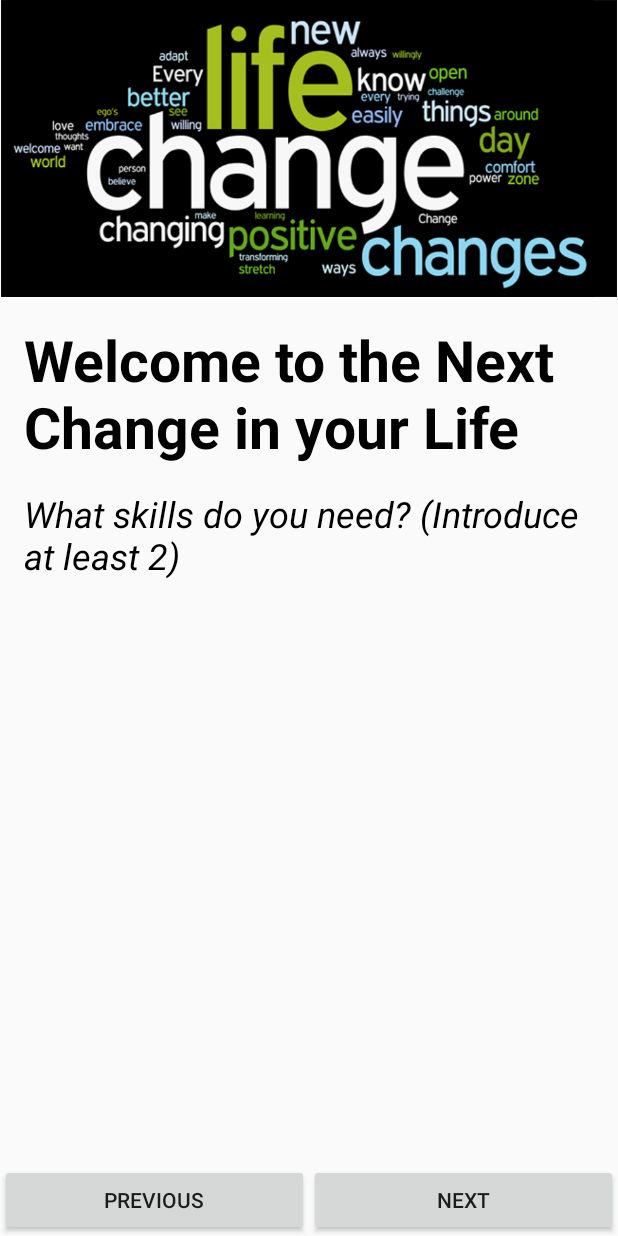
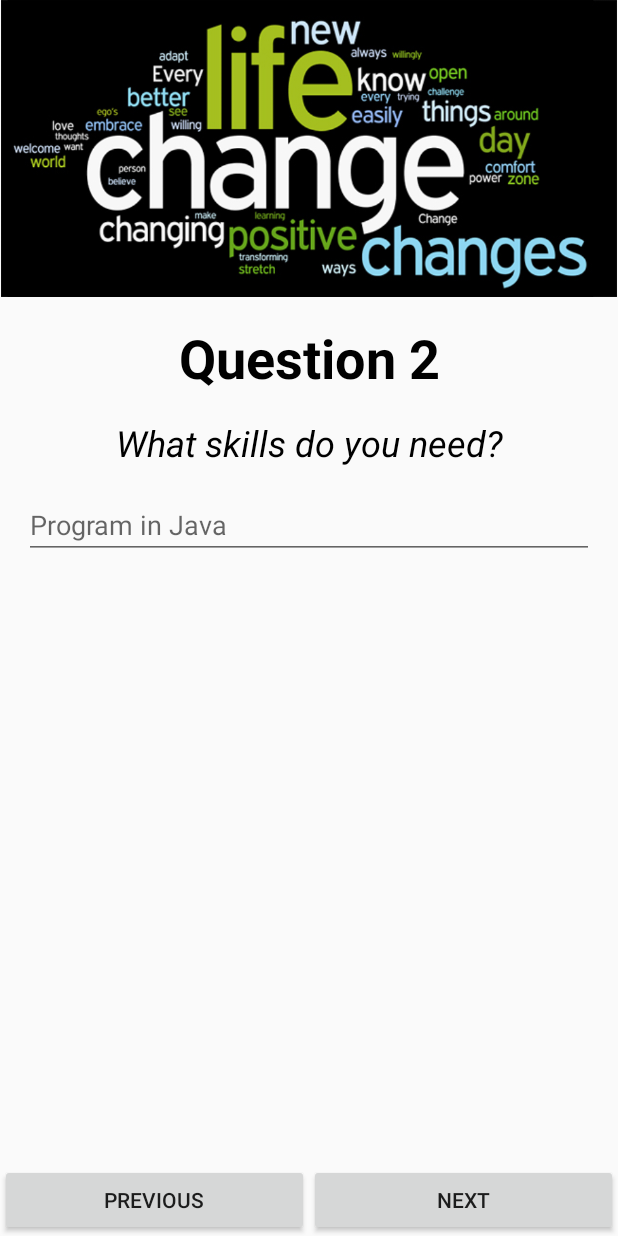
Before and after one commit to VIcuko/MakeAChangeQuizzApp, an Android app: the screen it shows after launch (MainActivity), after a tap on "NEXT", on a phone screen of 412 x 824 dp. Run offline under Robolectric (Android 15) with nearby library versions, the phone set to English and light mode, and no system bars; 2 other taps on this screen came first.

Commit message:
Create methods to update visibility of elements on screen

```diff
--- a/app/src/main/java/com/example/android/makeachangequizzapp/MainActivity.java
+++ b/app/src/main/java/com/example/android/makeachangequizzapp/MainActivity.java
@@ -9,25 +9,28 @@ import android.widget.Toast;
 public class MainActivity extends AppCompatActivity {
 
     int currentQuestion = 0;
+    int previousQuestion = 0;
+
     String initialQuestionNumberText = "Welcome to the Next Change in your Life";
 
-    String[] questionText = {"Ready to make a change?", "What do you want to change in your life?",
-            "What skills do you need? (Introduce at least 2)", "How much time a week are you willing to dedicate?",
+    String[] questionText = {"Ready to make a change?\\n(Press \"Start\" to begin)", "What do you want to change in your life?",
+            "What skills do you need?", "How much time a week are you willing to dedicate?",
             "What days of the week?", "At what hour?", "How will you know when you're ready?",
-            "By what date do you think you'll be ready if you dedicate this time?"};
+            "By what date do you think you'll be ready if you dedicate this time?", "Click on \"Add to Calendar\" to add a reminder" +
+            "to achieve your objective!"};
+
 
     String[] questionAnswers;
 
-    TextView questionNumber;
+    TextView questionNumberView;
     TextView questionTextView;
+
 
     protected void onCreate(Bundle savedInstanceState) {
         super.onCreate(savedInstanceState);
         setContentView(R.layout.activity_main);
-        questionNumber = (TextView) findViewById(R.id.question_number);
+        questionNumberView = (TextView) findViewById(R.id.question_number);
         questionTextView = (TextView) findViewById(R.id.question_text);
-        displayQuestionNumberText();
-        displayQuestion(questionText[0]);
     }
 
 
@@ -38,13 +41,13 @@ public class MainActivity extends AppCompatActivity {
      */
 
     public void nextQuestion(View view) {
-        if (currentQuestion >= questionTextView.length() - 1) {
-            finishQuiz(questionAnswers);
+        if (currentQuestion >= questionText.length - 1) {
+            Toast.makeText(this, "Sorry, there are no more questions available", Toast.LENGTH_SHORT).show();
             return;
-        } else {
-            currentQuestion += 1;
-            displayQuestion(questionText[currentQuestion + 1]);
         }
+        currentQuestion += 1;
+        updateScreen();
+        previousQuestion += 1;
     };
 
     /**
@@ -59,23 +62,89 @@ public class MainActivity extends AppCompatActivity {
             return;
         }
         currentQuestion -= 1;
-        displayQuestion(questionText[currentQuestion - 1]);
+        updateScreen();
+        previousQuestion -= 1;
     };
 
-    public void displayQuestionNumberText() {
-        String questionNumberText;
-        if (currentQuestion == 0) {
-            questionNumberText = initialQuestionNumberText;
-        } else {
+    public void updateScreen(){
+        //Get the next question number to be displayed and display it
+        String nextQuestionNumberText = getQuestionNumberText();
+        displayText (questionNumberView, nextQuestionNumberText);
+
+        //Get the next question to be displayed and display it
+        String nextQuestionText = getQuestion();
+        displayText(questionTextView, nextQuestionText);
+
+        //Get the content of the previous question and hide it
+        if (previousQuestion != 0){
+        String previousAnswerContent = getAnswerContent(previousQuestion);
+        int previousAnswerId = getResources().getIdentifier(previousAnswerContent, "id", this.getPackageName());
+        hideContent (findViewById(previousAnswerId));
+        }
+
+        //Get the content to be shown to the user to answer the question and display it
+        String nextAnswerContent = getAnswerContent(currentQuestion);
+        int answerId = getResources().getIdentifier(nextAnswerContent, "id", this.getPackageName());
+        displayContent (findViewById(answerId));
+
+        //Get which buttons should be displayed at the bottom of the screen see if they are the same ones as before
+        // and display new ones if necessary
+        String nextButtonContent = getButtons(currentQuestion);
+        String previousButtonContent = getButtons(previousQuestion);
+        if (nextButtonContent != previousButtonContent){
+            int previousButtonId = getResources().getIdentifier(previousButtonContent, "id", this.getPackageName());
+            hideContent (findViewById(previousButtonId));
+            int buttonId = getResources().getIdentifier(nextButtonContent, "id", this.getPackageName());
+            displayContent (findViewById(buttonId));
+        }
+    }
+
+    public String getQuestionNumberText() {
+        String questionNumberText= initialQuestionNumberText;
+
+        if (currentQuestion == questionText.length-1){
+            questionNumberText = "Congratulations!";
+        }
+        else if (currentQuestion != 0) {
             questionNumberText = "Question " + currentQuestion;
         }
-        questionNumber.setText(questionNumberText);
+        return questionNumberText;
     };
 
+    public String getQuestion(){
+        return questionText[currentQuestion];
+    };
 
-    public void displayQuestion(String question) {
-        questionTextView.setText(question);
+    public void displayText(TextView textview, String text) {
+        textview.setText(text);
     }
+
+    public String getAnswerContent(int question){
+        String answerId = "answer_"+question;
+        return answerId;
+    }
+
+    public void displayContent(View answerContent){
+        answerContent.setVisibility(View.VISIBLE);
+        };
+
+    public void hideContent(View answerContent){
+        answerContent.setVisibility(View.GONE);
+    };
+
+    public String getButtons(int question){
+        String buttonId;
+        if (question == 0){
+            buttonId = "buttons_section_start";
+        }
+        else if(question >= questionText.length){
+            buttonId = "buttons_section_add_to_calendar";
+        }
+        else{
+            buttonId = "buttons_section_process";
+        }
+        return buttonId;
+    };
 
     public void finishQuiz(String[] questionAnswers) {
 
--- a/app/src/main/res/layout/activity_main.xml
+++ b/app/src/main/res/layout/activity_main.xml
@@ -38,8 +38,9 @@
                     android:id="@+id/question_number"
                     android:layout_width="match_parent"
                     android:layout_height="wrap_content"
-                    android:textSize="38sp"
-                    android:text="Question 1"
+                    android:textSize="36sp"
+                    android:textAlignment="center"
+                    android:text="Welcome to the Next Change in your Life"
                     android:textStyle="bold"
                     android:textColor="@android:color/black"/>
 
@@ -48,7 +49,8 @@
                     android:layout_width="match_parent"
                     android:layout_height="wrap_content"
                     android:layout_marginTop="@dimen/standard_vertical_margin"
-                    android:text="What do you want to change in your life?"
+                    android:text="Ready to make a change?\n(Press Start to begin)"
+                    android:textAlignment="center"
                     android:textSize="24sp"
                     android:textStyle="italic"
                     android:textColor="@android:color/black"/>
@@ -61,69 +63,71 @@
                     android:layout_marginTop="@dimen/standard_vertical_margin"
                     android:layout_marginBottom="@dimen/standard_vertical_margin">
 
+                    <LinearLayout
+                        android:id="@+id/answer_1"
+                        android:layout_width="match_parent"
+                        android:layout_height="wrap_content"
+                        android:orientation="vertical"
+                        android:visibility="gone">
+
                     <EditText
-                        android:id="@+id/question_1"
+                        android:id="@+id/answer_1_text"
                         android:layout_width="match_parent"
                         android:layout_height="wrap_content"
                         android:hint="I want to learn programming in Java"
-                        android:inputType="textMultiLine"
-                        android:visibility="gone"/>
+                        android:inputType="textMultiLine" />
+
+                    </LinearLayout>
 
                     <LinearLayout
-                        android:id="@+id/question_2"
+                        android:id="@+id/answer_2"
                         android:layout_width="match_parent"
                         android:layout_height="wrap_content"
                         android:orientation="vertical"
                         android:visibility="gone">
 
                         <EditText
-                            android:id="@+id/skill1"
+                            android:id="@+id/answer_2_text"
                             android:layout_width="match_parent"
                             android:layout_height="wrap_content"
                             android:hint="Program in Java"
                             android:inputType="text" />
 
-                        <EditText
-                            android:id="@+id/skill2"
-                            android:layout_width="match_parent"
-                            android:layout_height="wrap_content"
-                            android:hint="Done a couple of projects"
-                            android:inputType="text" />
                     </LinearLayout>
 
                     <RadioGroup
-                        android:id="@+id/question_3"
+                        android:id="@+id/answer_3"
                         android:layout_width="match_parent"
                         android:layout_height="wrap_content"
-                        android:checkedButton="@id/r2"
+                        android:checkedButton="@+id/r2"
                         android:visibility="gone">
 
                         <RadioButton
-                            android:id="@+id/r2"
+                            android:id="@+id/hours2"
                             android:layout_width="wrap_content"
                             android:layout_height="wrap_content"
                             android:text="@string/hours_option1" />
 
                         <RadioButton
-                            android:id="@+id/r4"
+                            android:id="@+id/hours4"
                             android:layout_width="wrap_content"
                             android:layout_height="wrap_content"
                             android:text="@string/hours_option2"/>
 
                         <RadioButton
-                            android:id="@+id/r6"
+                            android:id="@+id/hours6"
                             android:layout_width="wrap_content"
                             android:layout_height="wrap_content"
                             android:text="@string/hours_option3"/>
 
                         <RadioButton
-                            android:id="@+id/r8"
+                            android:id="@+id/hours8"
                             android:layout_width="wrap_content"
                             android:layout_height="wrap_content"
                             android:text="@string/hours_option4"/>
 
                         <RadioButton
-                            android:id="@+id/r10"
+                            android:id="@+id/hours10"
                             android:layout_width="wrap_content"
                             android:layout_height="wrap_content"
                             android:text="@string/hours_option5"/>
@@ -131,7 +135,7 @@
                     </RadioGroup>
 
                     <LinearLayout
-                        android:id="@+id/question_4"
+                        android:id="@+id/answer_4"
                         android:layout_width="match_parent"
                         android:layout_height="wrap_content"
                         android:orientation="vertical"
@@ -189,7 +193,7 @@
                     </LinearLayout>
 
                     <TimePicker
-                        android:id="@+id/question_5"
+                        android:id="@+id/answer_5"
                         android:layout_width="wrap_content"
                         android:layout_height="wrap_content"
                         android:timePickerMode="spinner"
@@ -197,7 +201,7 @@
                         android:visibility="gone"/>
 
                     <EditText
-                        android:id="@+id/question_6"
+                        android:id="@+id/answer_6"
                         android:layout_width="match_parent"
                         android:layout_height="wrap_content"
                         android:hint="When I can create my own app"
@@ -205,7 +209,7 @@
                         android:visibility="gone"/>
 
                     <DatePicker
-                        android:id="@+id/question_7"
+                        android:id="@+id/answer_7"
                         android:layout_width="match_parent"
                         android:layout_height="wrap_content"
                         android:calendarViewShown="false"
@@ -220,14 +224,31 @@
     </ScrollView>
 
     <LinearLayout
-        android:id="@+id/buttons_section"
+        android:id="@+id/buttons_section_start"
         android:layout_alignParentBottom="true"
         android:layout_width="match_parent"
         android:layout_height="wrap_content"
-        android:orientation="horizontal">
+        android:orientation="horizontal"
+        android:visibility="visible">
 
         <Button
-            android:id="@+id/button_previous"
+            android:layout_width="0dp"
+            android:layout_height="wrap_content"
+            android:layout_weight="1"
+            android:text="Start"
+            android:onClick="nextQuestion"/>
+
+    </LinearLayout>
+
+    <LinearLayout
+        android:id="@+id/buttons_section_process"
+        android:layout_alignParentBottom="true"
+        android:layout_width="match_parent"
+        android:layout_height="wrap_content"
+        android:orientation="horizontal"
+        android:visibility="gone">
+
+        <Button
             android:layout_width="0dp"
             android:layout_height="wrap_content"
             android:layout_weight="1"
@@ -235,7 +256,6 @@
             android:onClick="previousQuestion"/>
 
         <Button
-            android:id="@+id/button_next"
             android:layout_width="0dp"
             android:layout_height="wrap_content"
             android:layout_weight="1"
@@ -244,4 +264,21 @@
 
     </LinearLayout>
 
+    <LinearLayout
+        android:id="@+id/buttons_section_add_to_calendar"
+        android:layout_alignParentBottom="true"
+        android:layout_width="match_parent"
+        android:layout_height="wrap_content"
+        android:orientation="horizontal"
+        android:visibility="gone">
+
+        <Button
+            android:layout_width="0dp"
+            android:layout_height="wrap_content"
+            android:layout_weight="1"
+            android:text="Add to Calendar"
+            android:onClick="nextQuestion"/>
+
+    </LinearLayout>
+
 </RelativeLayout>
```
